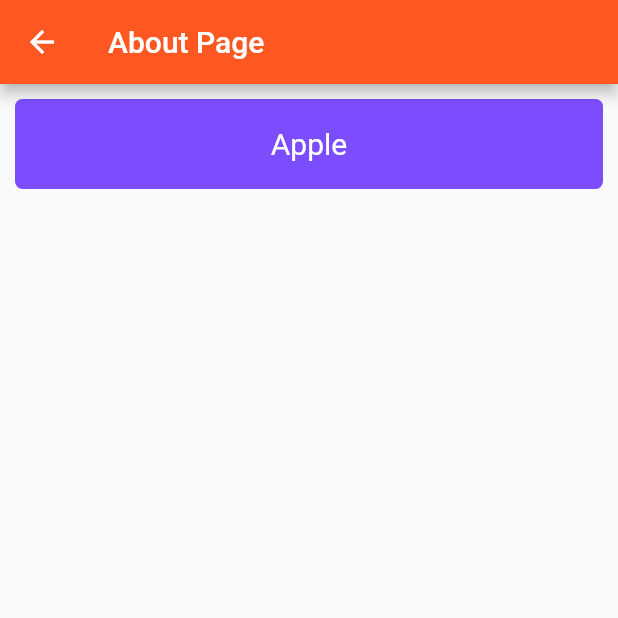
After one commit to Yazdani1/RowandCollumn, a Flutter app: the screen it shows after launch, after a tap on "Food", on a phone screen of 412 x 824 dp, the top half of it. The commit adds this screen. Run offline on Flutter 3.47's test engine with Material 2 defaults, Android fonts, the phone set to English and light mode, and no system bars.

Commit message:
Food Page

```diff
--- /dev/null
+++ b/lib/Food.dart
@@ -0,0 +1,43 @@
+import 'package:flutter/material.dart';
+
+class Food extends StatefulWidget {
+  @override
+  _FoodState createState() => _FoodState();
+}
+
+class _FoodState extends State<Food> {
+  @override
+  Widget build(BuildContext context) {
+    return Scaffold(
+
+      appBar: AppBar(
+        title: Text("About Page",style:
+        TextStyle(fontSize: 20.0),),
+        backgroundColor: Colors.deepOrange,
+      ),
+
+      body: ListView(
+        children: [
+
+          Container(
+            height: 60.0,
+            margin: EdgeInsets.all(10.0),
+            width: MediaQuery.of(context).size.width,
+            decoration: BoxDecoration(
+              color: Colors.deepPurpleAccent,
+              borderRadius: BorderRadius.circular(5.0)
+            ),
+            child: Center(
+              child: Text("Apple",
+              style: TextStyle(fontSize: 20.0,color: Colors.white),
+              ),
+            ),
+          ),
+
+        ],
+      ),
+
+
+    );
+  }
+}
--- a/lib/Home.dart
+++ b/lib/Home.dart
@@ -1,4 +1,5 @@
 import 'package:flutter/material.dart';
+import 'Food.dart';
 
 class Home extends StatefulWidget {
   @override
@@ -35,11 +36,16 @@ class _HomeState extends State<Home> {
                       margin: EdgeInsets.all(10.0),
                       color: Colors.deepPurpleAccent,
                       child: Center(
-                        child: Text(
-                          "Food",
-                          style: TextStyle(
-                            fontSize: 25.0,
-                            color: Colors.white,
+                        child: InkWell(
+                          onTap: (){
+                            Navigator.of(context).push(new MaterialPageRoute(builder: (BuildContext c)=>Food()));
+                          },
+                          child: Text(
+                            "Food",
+                            style: TextStyle(
+                              fontSize: 25.0,
+                              color: Colors.white,
+                            ),
                           ),
                         ),
                       ),
--- a/lib/about.dart
+++ /dev/null
@@ -1,21 +0,0 @@
-import 'package:flutter/material.dart';
-
-class About extends StatefulWidget {
-  @override
-  _AboutState createState() => _AboutState();
-}
-
-class _AboutState extends State<About> {
-  @override
-  Widget build(BuildContext context) {
-    return Scaffold(
-
-      appBar: AppBar(
-        title: Text("About Page",style:
-          TextStyle(fontSize: 20.0),),
-        backgroundColor: Colors.deepOrange,
-      ),
-
-    );
-  }
-}
```
